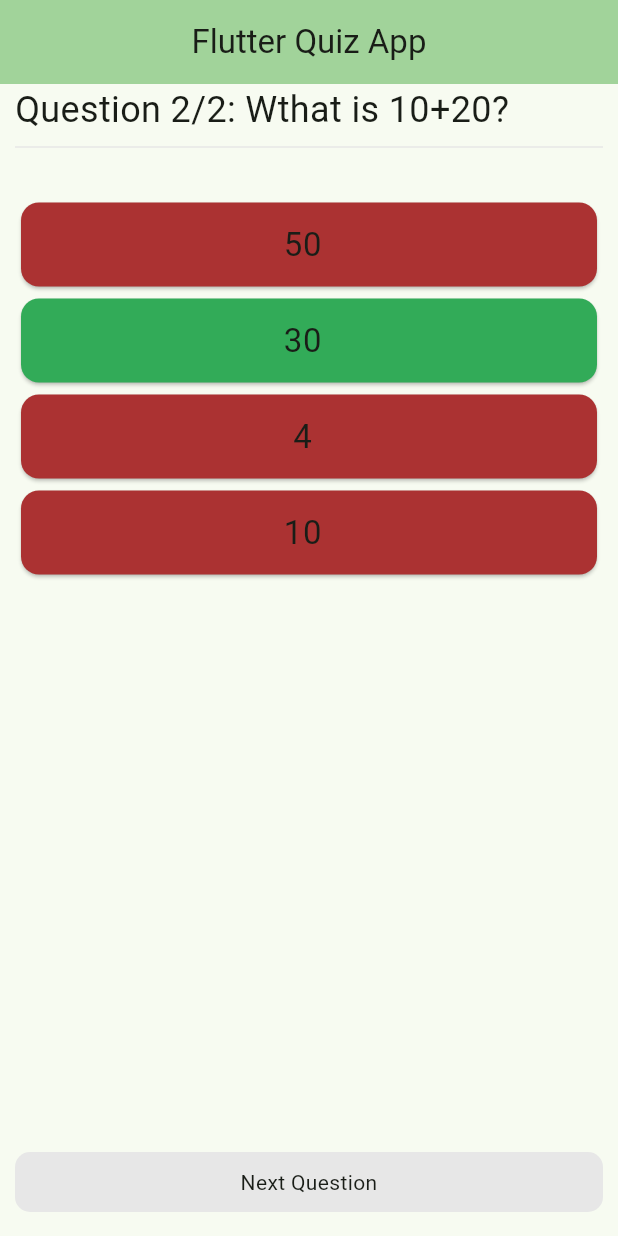
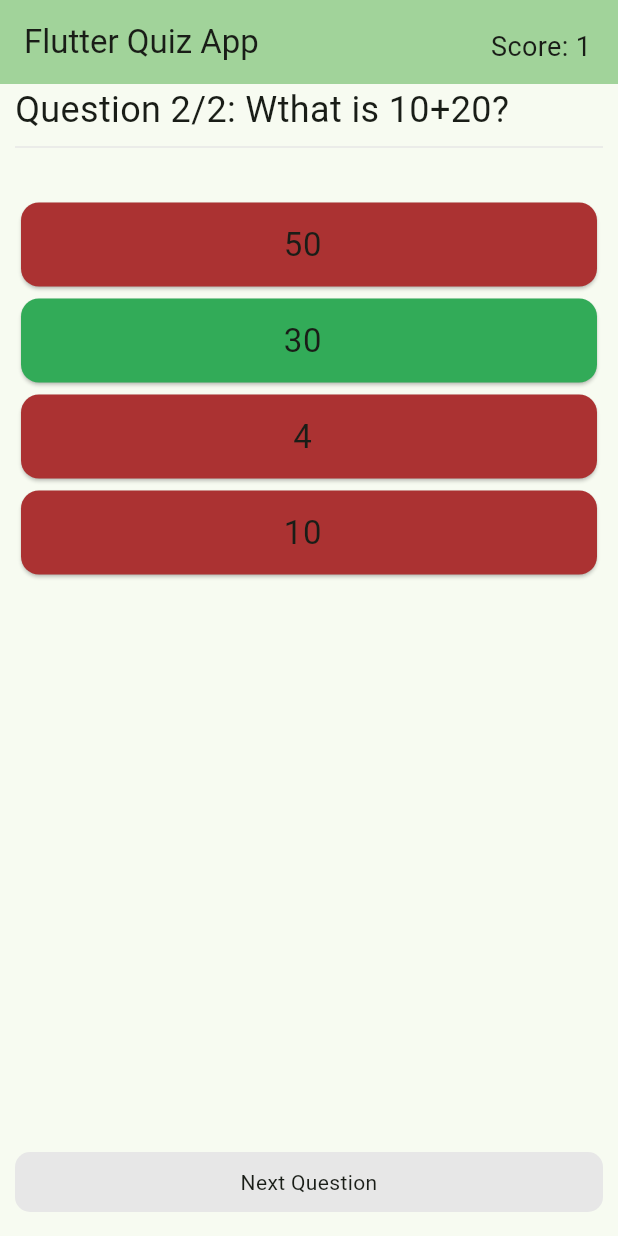
Before and after one commit to saeid721/QuizApp, a Flutter app: the screen it shows after launch, after a tap on "Next Question", after a tap on "50", on a phone screen of 412 x 824 dp. Run offline on Flutter 3.47's test engine with Material 3 defaults, Android fonts, the light colour scheme and no system bars.

Commit message:
update home screen and option card page
update home screen and option card page

```diff
--- a/lib/screens/home_screen.dart
+++ b/lib/screens/home_screen.dart
@@ -28,8 +28,11 @@
     ),
   ];
   int index = 0;
+  int score = 0;
 
   bool isPressed = false;
+
+  bool isAlreadySelected = false;
 
   void nextQuestion() {
     if (index == _question.length - 1) {
@@ -38,14 +41,23 @@
       setState(() {
         index++;
         isPressed = false;
+        isAlreadySelected = false;
       });
     }
   }
 
-  void changeColor() {
+  void CheckAnswerAndUpdate(bool value) {
+    if (isAlreadySelected) {
+      return;
+    } else {
+      if (value = true) {
+        score++;
         setState(() {
           isPressed = true;
+          isAlreadySelected = true;
         });
+      }
+    }
   }
 
   @override
@@ -54,7 +66,15 @@
       appBar: AppBar(
         backgroundColor: Theme.of(context).colorScheme.inversePrimary,
         title: Text(widget.title),
-        centerTitle: true,
+        actions: [
+          Padding(
+            padding: const EdgeInsets.all(18.0),
+            child: Text(
+              'Score: $score',
+              style: const TextStyle(fontSize: 18.0),
+            ),
+          )
+        ],
       ),
       body: Container(
         width: double.infinity,
@@ -73,14 +93,17 @@
               height: 25.0,
             ),
             for (int i = 0; i < _question[index].options.length; i++)
-              OptionCard(
+              GestureDetector(
+                onTap: () => CheckAnswerAndUpdate(
+                    _question[index].options.values.toList()[i]),
+                child: OptionCard(
                   option: _question[index].options.keys.toList()[i],
                   color: isPressed
                       ? _question[index].options.values.toList()[i] == true
                           ? correct
                           : incorrect
                       : neutral,
-                onTap: changeColor,
+                ),
               ),
           ],
         ),
--- a/lib/widgets/option_card.dart
+++ b/lib/widgets/option_card.dart
@@ -2,20 +2,16 @@
 import '../screens/constants.dart';
 
 class OptionCard extends StatelessWidget {
-  const OptionCard(
-      {Key? key,
+  const OptionCard({
+    Key? key,
     required this.option,
     required this.color,
-      required this.onTap})
-      : super(key: key);
+  }) : super(key: key);
   final String option;
-  final VoidCallback onTap;
   final Color color;
   @override
   Widget build(BuildContext context) {
-    return GestureDetector(
-      onTap: onTap,
-      child: Card(
+    return Card(
       color: color,
       child: ListTile(
         title: Text(
@@ -26,7 +22,6 @@
           ),
         ),
       ),
-      ),
     );
   }
 }
```
Lines whose indentation alone changed are shown as unchanged.
